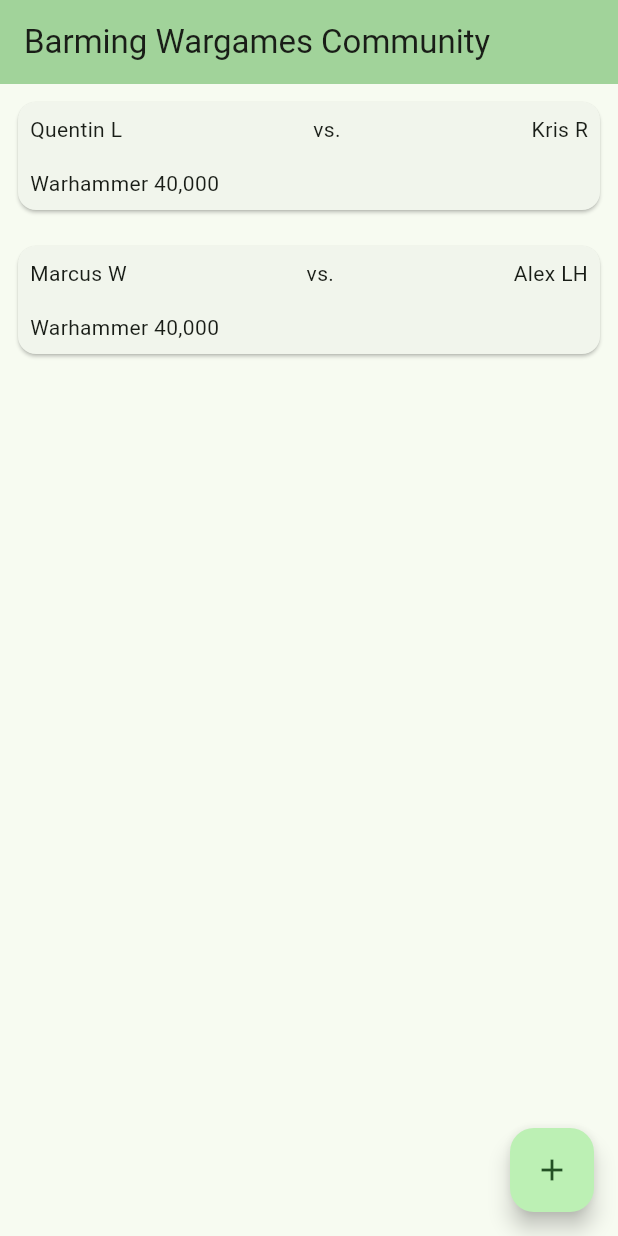
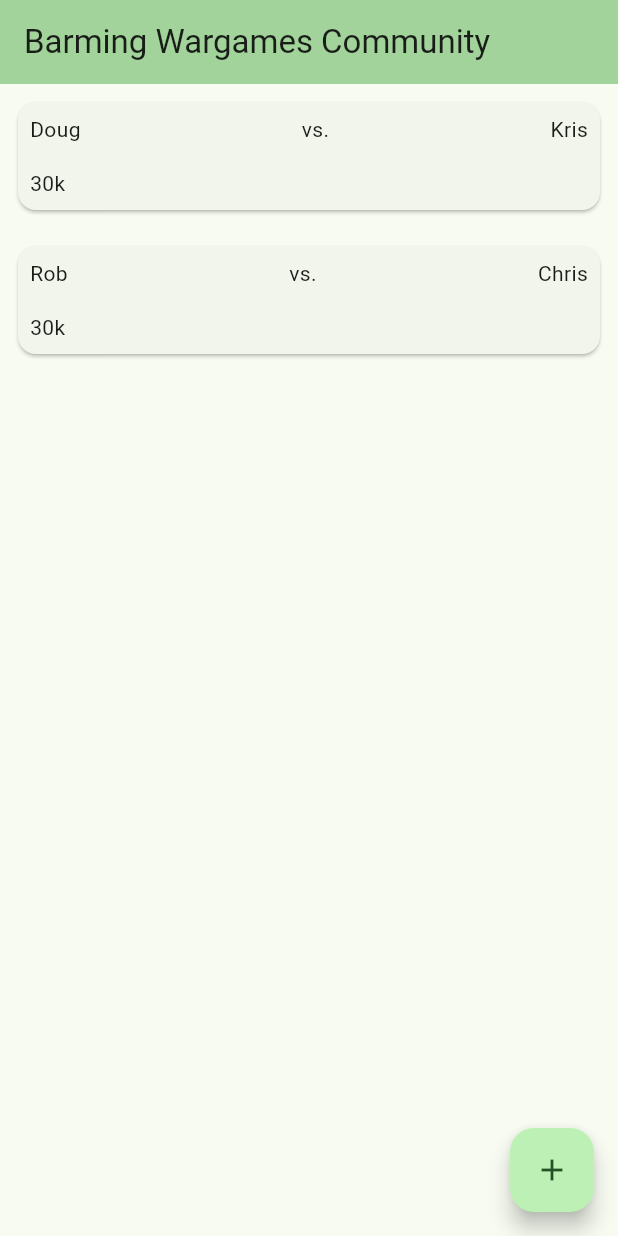
Before and after one commit to dougidle/bwg, a Flutter app: the screen it shows after launch, on a phone screen of 412 x 824 dp. Run offline on Flutter 3.47's test engine with Material 3 defaults, Android fonts, the phone set to English and light mode, and no system bars.

Commit message:
Created the BookingTile widget

```diff
--- a/lib/main.dart
+++ b/lib/main.dart
@@ -1,4 +1,5 @@
 import 'package:flutter/material.dart';
+import 'widgets/bwg_widgets.dart';
 
 void main() {
   runApp(const BWGApp());
@@ -121,70 +122,8 @@ class _MyHomePageState extends State<MyHomePage> {
 
         child: ListView(
           children: const <Widget>[
-            Padding(
-              padding: EdgeInsets.all(8.0),
-              child: Card(
-                child: Column(
-                  mainAxisSize: MainAxisSize.min,
-                  children: <Widget>[
-                    Padding(
-                      padding: EdgeInsets.all(8.0),
-                      child: Row(
-                        mainAxisAlignment: MainAxisAlignment.end,
-                        children: <Widget>[
-                          Text("Quentin L"),
-                          Spacer(),
-                          Text("vs."),
-                          Spacer(),
-                        Text("Kris R")
-                      ]
-                    ),
-                  ),
-                  Padding(padding: EdgeInsets.all(8.0),
-                    child: Row(
-                      mainAxisAlignment: MainAxisAlignment.end,
-                      children: <Widget>[
-                        Text("Warhammer 40,000"),
-                        Spacer()
-                      ]
-                    )
-                  )
-                ]
-              )
-            ),
-            ),
-            Padding(
-              padding: EdgeInsets.all(8.0),
-              child: Card(
-                child: Column(
-                  mainAxisSize: MainAxisSize.min,
-                  children: <Widget>[
-                    Padding(
-                      padding: EdgeInsets.all(8.0),
-                      child: Row(
-                        mainAxisAlignment: MainAxisAlignment.end,
-                        children: <Widget>[
-                          Text("Marcus W"),
-                          Spacer(),
-                          Text("vs."),
-                          Spacer(),
-                          Text("Alex LH")
-                      ]
-                    ),
-                    ),
-                  Padding(padding: EdgeInsets.all(8.0),
-                    child: Row(
-                      mainAxisAlignment: MainAxisAlignment.end,
-                      children: <Widget>[
-                        Text("Warhammer 40,000"),
-                        Spacer()
-                      ]
-                    )
-                  )
-                ]
-              )
-            ),
-            ),
+            BookingTile("Doug", "Kris", "30k"),
+            BookingTile("Rob", "Chris", "30k")
           ],
         ),
       ),
--- /dev/null
+++ b/lib/widgets/booking_tile.dart
@@ -0,0 +1,46 @@
+import 'package:flutter/material.dart';
+
+class BookingTile extends StatelessWidget {
+  const BookingTile(this.player1, this.player2, this.gameSystem, {super.key});
+
+  final String player1;
+  final String player2;
+  final String gameSystem;
+
+  @override
+  Widget build(BuildContext context) {
+    return Padding(
+      padding: EdgeInsets.all(8.0),
+      child: Card(
+        child: Column(
+          mainAxisSize: MainAxisSize.min,
+          children: <Widget>[
+            Padding(
+              padding: EdgeInsets.all(8.0),
+              child: Row(
+                mainAxisAlignment: MainAxisAlignment.end,
+                children: <Widget>[
+                  Text(player1),
+                  Spacer(),
+                  Text("vs."),
+                  Spacer(),
+                  Text(player2)
+                ]
+              ) ,
+            ),
+            Padding(
+              padding: EdgeInsets.all(8.0),
+              child: Row(
+                mainAxisAlignment: MainAxisAlignment.end,
+                children: <Widget>[
+                  Text(gameSystem),
+                  Spacer()
+                ]
+              )
+            )
+          ]
+        )
+      )
+    );
+  }
+}
--- /dev/null
+++ b/lib/widgets/bwg_widgets.dart
@@ -0,0 +1 @@
+export 'booking_tile.dart';
```
